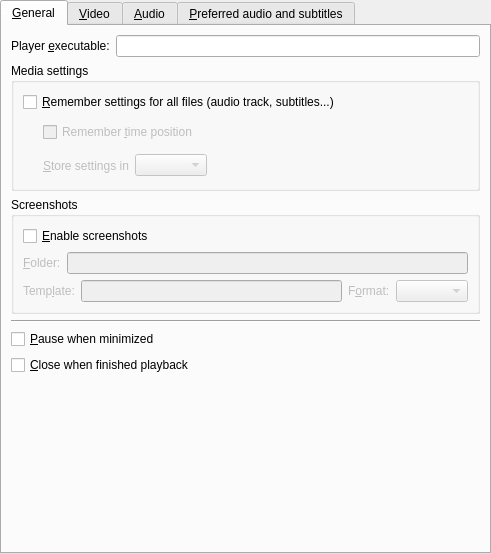
Qt form src/gui/pref/general.ui (wilbert2000/wzplayer) before a commit.
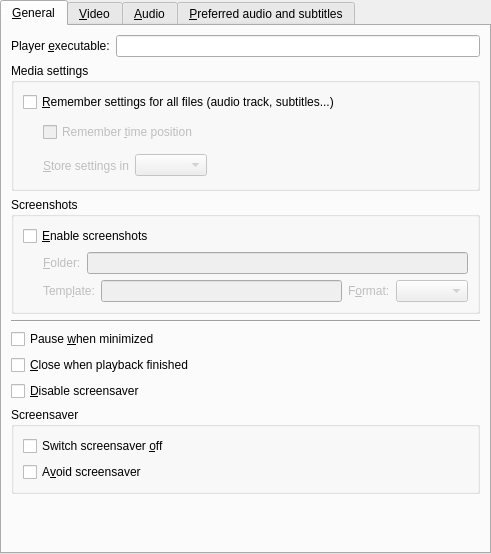
The same form after that commit. Custom widgets are drawn as their Qt base class.

Commit message: Prefix the enums of TPreferences with a T, reorganize fields TPreferences

What changed in the file:
```diff
--- a/src/gui/pref/general.ui
+++ b/src/gui/pref/general.ui
@@ -28,7 +28,7 @@
       </attribute>
       <layout class="QVBoxLayout" name="verticalLayout_2">
        <item>
-        <layout class="QHBoxLayout">
+        <layout class="QHBoxLayout" name="playerbin_layout">
          <item>
           <widget class="QLabel" name="executable_label">
            <property name="text">
@@ -151,6 +151,22 @@
           </item>
           <item>
            <layout class="QHBoxLayout" name="horizontalLayout_4">
+            <item>
+             <spacer name="horizontalSpacer_3">
+              <property name="orientation">
+               <enum>Qt::Horizontal</enum>
+              </property>
+              <property name="sizeType">
+               <enum>QSizePolicy::Preferred</enum>
+              </property>
+              <property name="sizeHint" stdset="0">
+               <size>
+                <width>20</width>
+                <height>20</height>
+               </size>
+              </property>
+             </spacer>
+            </item>
             <item>
              <widget class="QLabel" name="screenshots_dir_label">
               <property name="enabled">
@@ -178,6 +194,22 @@
           </item>
           <item>
            <layout class="QHBoxLayout" name="horizontalLayout_3">
+            <item>
+             <spacer name="horizontalSpacer_4">
+              <property name="orientation">
+               <enum>Qt::Horizontal</enum>
+              </property>
+              <property name="sizeType">
+               <enum>QSizePolicy::Preferred</enum>
+              </property>
+              <property name="sizeHint" stdset="0">
+               <size>
+                <width>20</width>
+                <height>20</height>
+               </size>
+              </property>
+             </spacer>
+            </item>
             <item>
              <widget class="QLabel" name="screenshot_template_label">
               <property name="enabled">
@@ -233,17 +265,47 @@
        <item>
         <widget class="QCheckBox" name="pause_if_hidden_check">
          <property name="text">
-          <string>&amp;Pause when minimized</string>
+          <string>Pause &amp;when minimized</string>
          </property>
         </widget>
        </item>
        <item>
         <widget class="QCheckBox" name="close_on_finish_check">
          <property name="text">
-          <string>&amp;Close when finished playback</string>
+          <string>&amp;Close when playback finished</string>
          </property>
         </widget>
        </item>
+       <item>
+        <widget class="QCheckBox" name="screensaver_check">
+         <property name="text">
+          <string>&amp;Disable screensaver</string>
+         </property>
+        </widget>
+       </item>
+       <item>
+        <widget class="QGroupBox" name="screensaver_group">
+         <property name="title">
+          <string>Screensaver</string>
+         </property>
+         <layout class="QVBoxLayout">
+          <item>
+           <widget class="QCheckBox" name="turn_screensaver_off_check">
+            <property name="text">
+             <string>Switch screensaver &amp;off</string>
+            </property>
+           </widget>
+          </item>
+          <item>
+           <widget class="QCheckBox" name="avoid_screensaver_check">
+            <property name="text">
+             <string>A&amp;void screensaver</string>
+            </property>
+           </widget>
+          </item>
+         </layout>
+        </widget>
+       </item>
        <item>
         <spacer>
          <property name="orientation">
@@ -524,36 +586,6 @@
          </property>
         </widget>
        </item>
-       <item>
-        <widget class="QCheckBox" name="screensaver_check">
-         <property name="text">
-          <string>Disable &amp;screensaver</string>
-         </property>
-        </widget>
-       </item>
-       <item>
-        <widget class="QGroupBox" name="screensaver_group">
-         <property name="title">
-          <string>Screensaver</string>
-         </property>
-         <layout class="QVBoxLayout">
-          <item>
-           <widget class="QCheckBox" name="turn_screensaver_off_check">
-            <property name="text">
-             <string>S&amp;witch screensaver off</string>
-            </property>
-           </widget>
-          </item>
-          <item>
-           <widget class="QCheckBox" name="avoid_screensaver_check">
-            <property name="text">
-             <string>A&amp;void screensaver</string>
-            </property>
-           </widget>
-          </item>
-         </layout>
-        </widget>
-       </item>
        <item>
         <spacer name="verticalSpacer">
          <property name="orientation">
```
Left out of the diff: 24 changed lines with no effect on the pictures. The commit also changes 20 other files.
